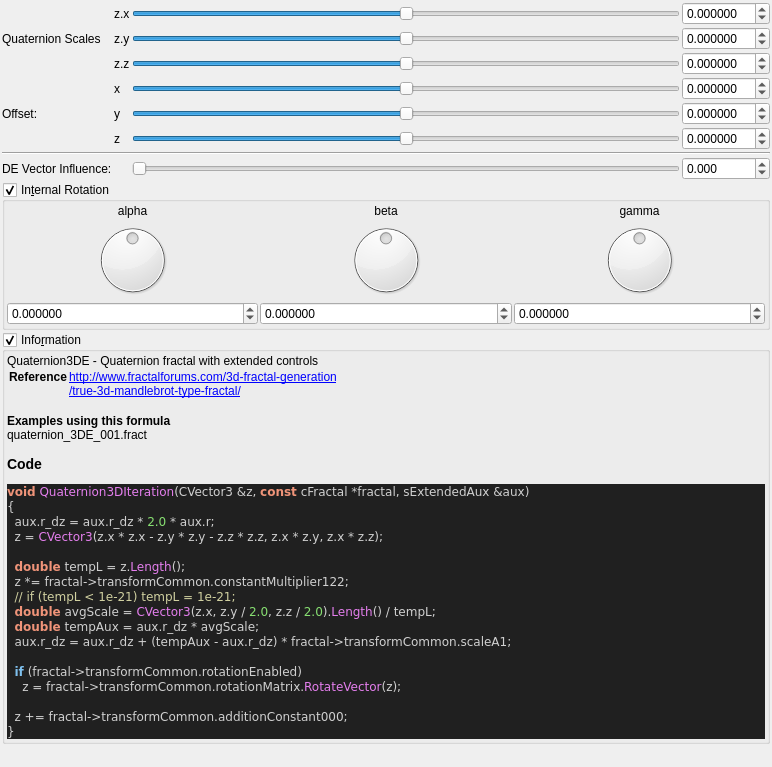
Qt form mandelbulber2/qt_data/fractal_quaternion3D.ui (buddhi1980/mandelbulber2) before a commit.
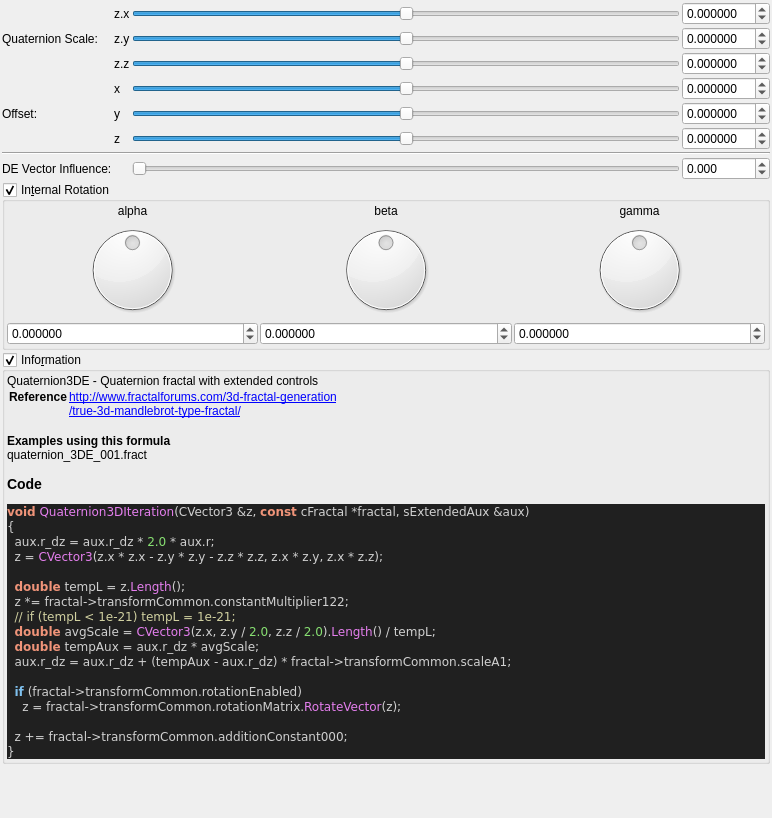
The same form after that commit. Custom widgets are drawn as their Qt base class.

Patch:
```diff
--- a/mandelbulber2/qt_data/fractal_quaternion3D.ui
+++ b/mandelbulber2/qt_data/fractal_quaternion3D.ui
@@ -7,7 +7,7 @@
     <x>0</x>
     <y>0</y>
     <width>772</width>
-    <height>767</height>
+    <height>818</height>
    </rect>
   </property>
   <property name="windowTitle">
@@ -412,7 +412,7 @@
      <item row="3" column="1">
       <widget class="QLabel" name="label_91">
        <property name="text">
-        <string>Quaternion Scales</string>
+        <string>Quaternion Scale:</string>
        </property>
       </widget>
      </item>
```
Left out of the diff: 26 changed lines with no effect on the pictures.
